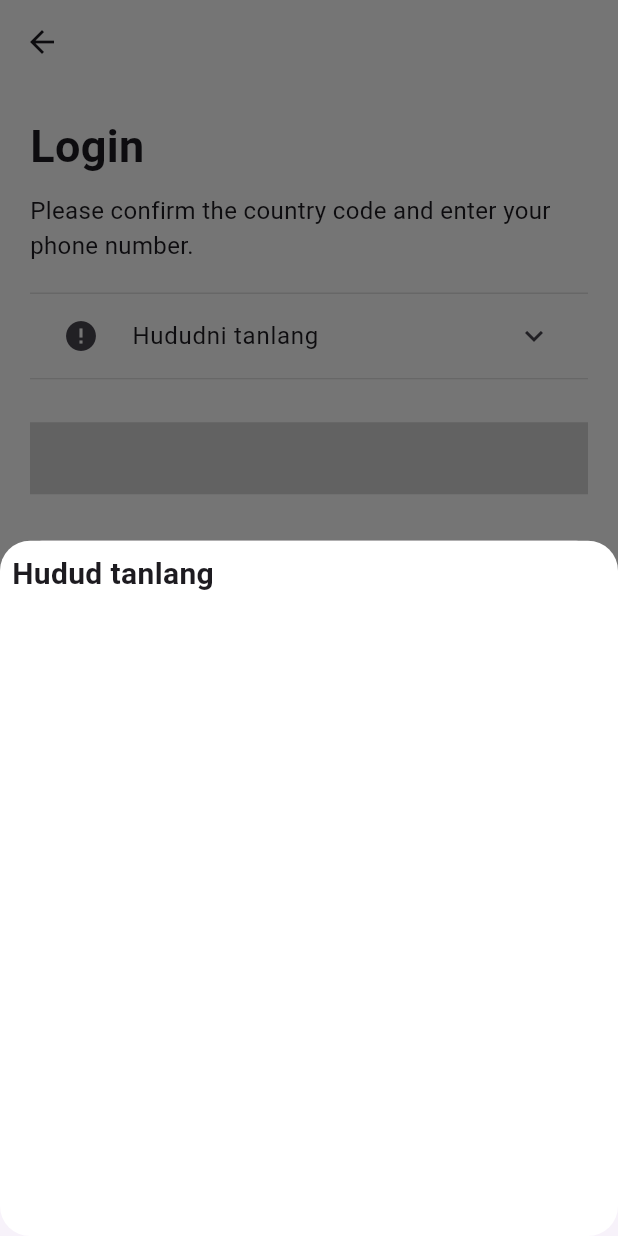
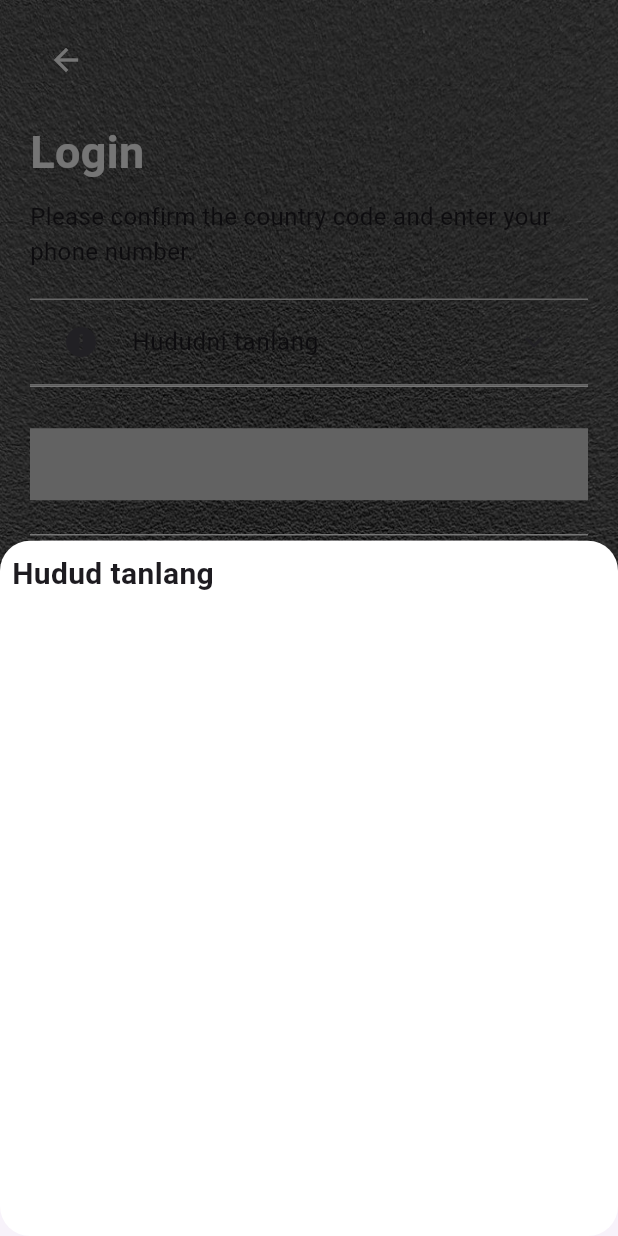
Before and after one commit to githubsobir/conx, a Flutter app: the LoginPage screen opened directly, after a tap on "Qayta urunish", after a tap on "Hududni tanlang", on a phone screen of 412 x 824 dp. Run offline on Flutter 3.47's test engine with Material 3 defaults, Android fonts, the phone set to English and light mode, and no system bars; drawn by our look-alikes of cached_network_image; our stand-ins replace animated_bottom_navigation_bar, calendar_date_picker2, dio, easy_localization, fl_chart, flutter_riverpod and 10 more; missing offline and left inert: connection_notifier, custom_info_window, dart:ffi, masked_text_field; accounts and stored records are empty; network calls fail.

Commit message:
change background

```diff
--- a/lib/firts_part/login_reg/choose_page/main_auth_page.dart
+++ b/lib/firts_part/login_reg/choose_page/main_auth_page.dart
@@ -70,7 +70,9 @@ class MainAuthPage extends StatelessWidget {
               ],
             ),
           ),
-          Column(
+          Container(
+            margin: const EdgeInsets.only(right: 25, left: 25),
+            child: Column(
               crossAxisAlignment: CrossAxisAlignment.center,
               children: [
                 const SizedBox(
@@ -128,6 +130,7 @@ class MainAuthPage extends StatelessWidget {
                 )
               ],
             ),
+          ),
         ])
       ]),
     );
--- a/lib/firts_part/login_reg/login/login_page.dart
+++ b/lib/firts_part/login_reg/login/login_page.dart
@@ -1,8 +1,10 @@
 import 'dart:developer';
+import 'dart:io';
 
 import 'package:cached_network_image/cached_network_image.dart';
 import 'package:conx/firts_part/login_reg/login/controller_login.dart';
 import 'package:conx/theme/app_colors.dart';
+import 'package:conx/widgets/background_widget.dart';
 import 'package:conx/widgets/error_page.dart';
 import 'package:conx/widgets/saved_box.dart';
 import 'package:easy_localization/easy_localization.dart';
@@ -26,27 +28,34 @@ class _LoginPageState extends ConsumerState<LoginPage> {
   @override
   Widget build(BuildContext context) {
     return Scaffold(
-        backgroundColor: Colors.white,
-        appBar: AppBar(
-          elevation: 0,
-          backgroundColor: Colors.white,
-        ),
+
+
         body: bodyBuild());
   }
 
   Widget bodyBuild() {
     if (ref.watch(controllerLogin).boolGetData) {
       if (ref.watch(controllerLogin).txtError.length < 4) {
-        return Container(
+        return Stack(
+          children: [
+            const BackgroundWidget(),
+            Container(
               margin: const EdgeInsets.all(20),
               child: Column(
                 mainAxisAlignment: MainAxisAlignment.start,
                 crossAxisAlignment: CrossAxisAlignment.start,
                 children: [
+                  SizedBox(height: 30,
+                  child: Row(children: [
+                    IconButton(onPressed:(){}, icon: Icon(Platform.isIOS ? Icons.arrow_back_ios_rounded:Icons.arrow_back, color: AppColors.white100,))
+                  ],),
+                  ),
+
+                  const SizedBox(height: 30),
                   Text(
                     "login".tr(),
                     style:
-                    const TextStyle(fontWeight: FontWeight.bold, fontSize: 30),
+                         TextStyle(fontWeight: FontWeight.bold, fontSize: 30, color: AppColors.white100,),
                   ),
                   const SizedBox(height: 10),
                   Text(
@@ -159,6 +168,9 @@ class _LoginPageState extends ConsumerState<LoginPage> {
                   ),
                 ],
               ),
+            ),
+
+          ],
         );
       } else {
         return ErrorPage(textUrl: ref.watch(controllerLogin).message, textError: ref.watch(controllerLogin).txtError, onPressed: (){
--- a/lib/pages/main/body_main.dart
+++ b/lib/pages/main/body_main.dart
@@ -46,7 +46,7 @@ class _BodyMainState extends State<BodyMain> {
           margin: const EdgeInsets.fromLTRB(15, 2, 15, 2),
           decoration: BoxDecoration(
               borderRadius: BorderRadius.circular(15),
-              border: Border.all(color: AppColors.white10, width: 2)
+              border: Border.all(color: AppColors.white10, width: 1 )
               // image: const DecorationImage(
               //     image: AssetImage("assets/images/road.jpeg"),
               //     fit: BoxFit.fill),
```
Lines whose indentation alone changed are shown as unchanged.
